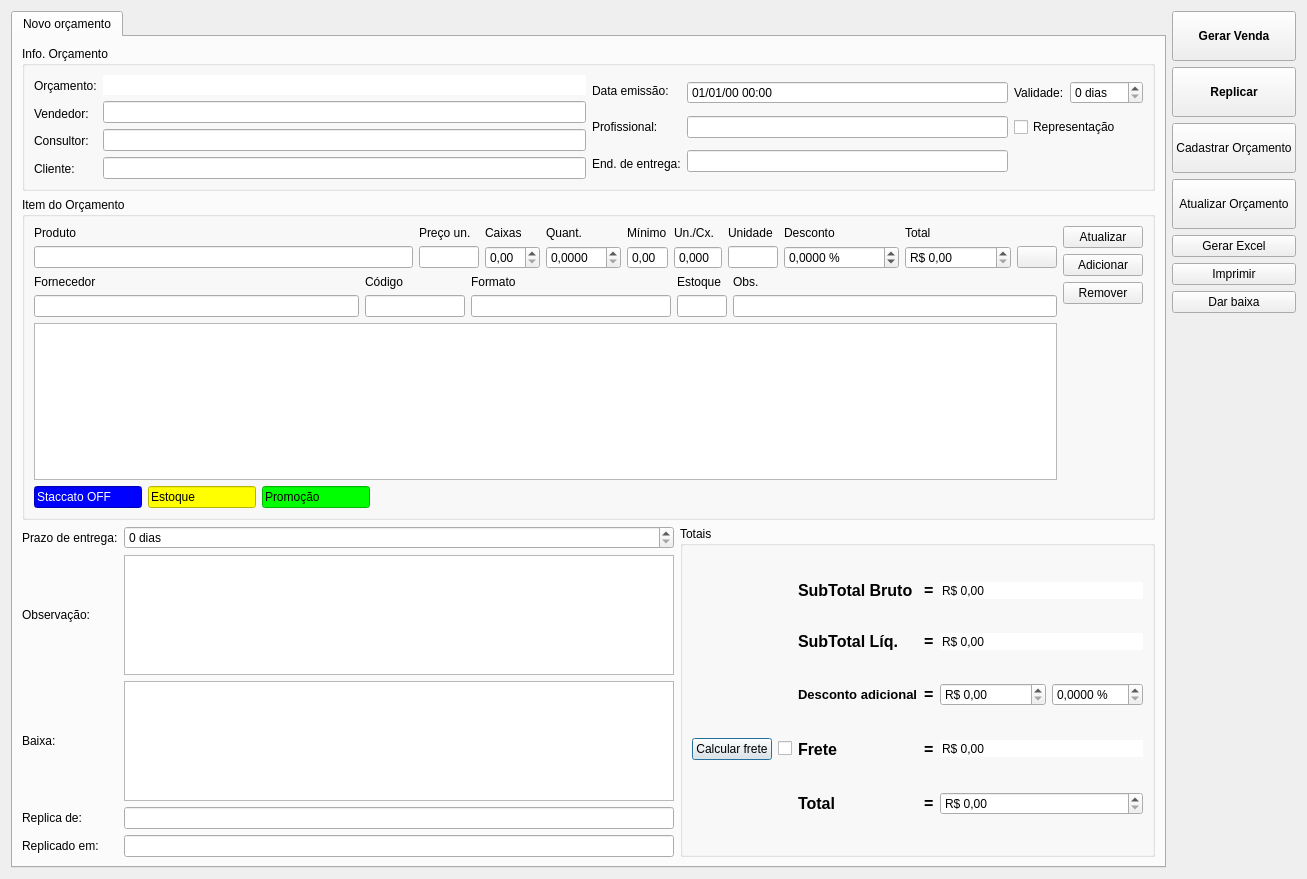
Old version of the form ui/orcamento.ui in the repository darktorres/ERP-STACCATO.
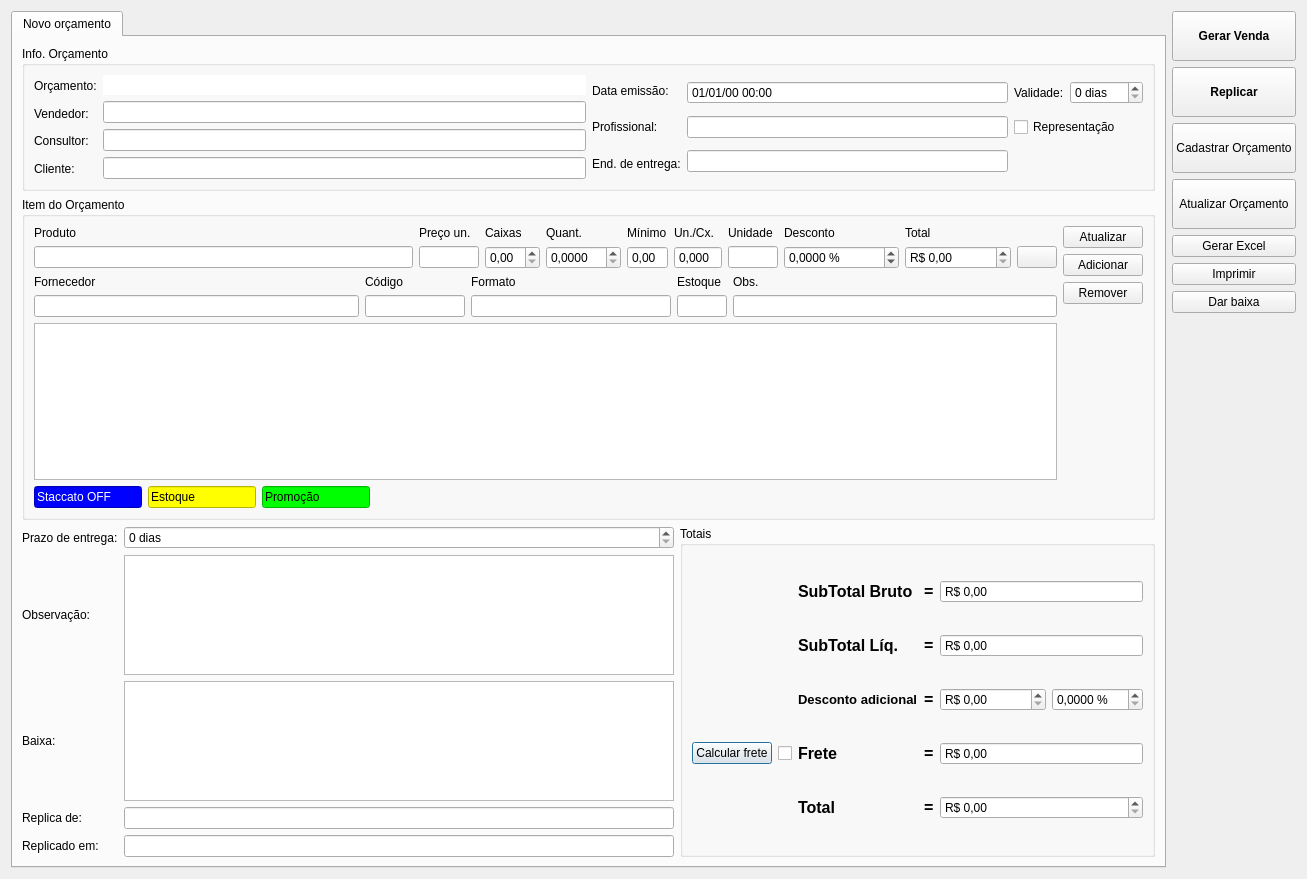
New version of the form. Icons and pictures are not drawn. Custom widgets are drawn as their Qt base class.

```diff
--- a/ui/orcamento.ui
+++ b/ui/orcamento.ui
@@ -530,7 +530,7 @@
              <string>&lt;html&gt;&lt;head/&gt;&lt;body&gt;&lt;p&gt;Sub-total bruto é o total do valor dos itens, &lt;span style=&quot; font-weight:600;&quot;&gt;sem nenhum desconto&lt;/span&gt;.&lt;/p&gt;&lt;/body&gt;&lt;/html&gt;</string>
             </property>
             <property name="frame">
-             <bool>false</bool>
+             <bool>true</bool>
             </property>
             <property name="readOnly">
              <bool>true</bool>
@@ -561,7 +561,7 @@
              <string>&lt;html&gt;&lt;head/&gt;&lt;body&gt;&lt;p&gt;Sub-total líq. do orçamento é o subtotal dos itens com desconto&lt;/p&gt;&lt;/body&gt;&lt;/html&gt;</string>
             </property>
             <property name="frame">
-             <bool>false</bool>
+             <bool>true</bool>
             </property>
             <property name="readOnly">
              <bool>true</bool>
@@ -614,7 +614,7 @@
              <bool>false</bool>
             </property>
             <property name="frame">
-             <bool>false</bool>
+             <bool>true</bool>
             </property>
             <property name="readOnly">
              <bool>true</bool>
```
